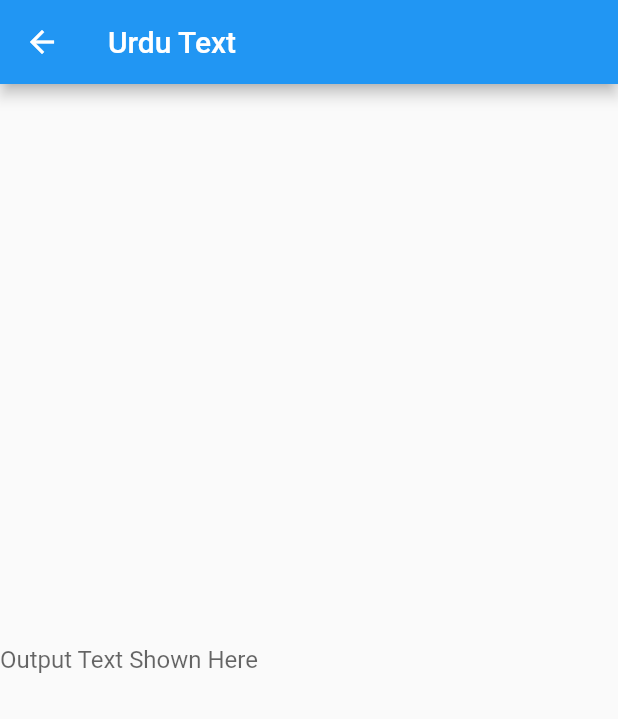
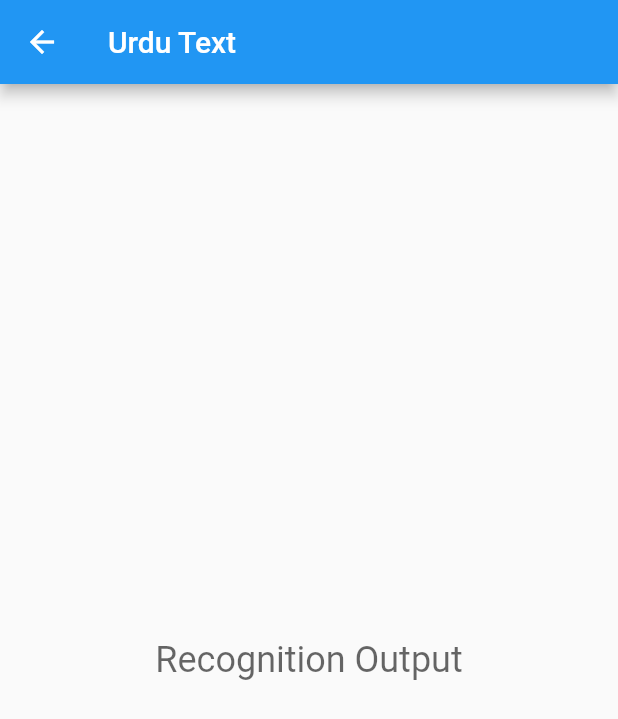
Before and after one commit to mshaharyar17/UrduLens, a Flutter app: the Output screen opened by its route, on a phone screen of 412 x 824 dp. Shown: the top 719 px of the screen. Run offline on Flutter 3.47's test engine with Material 2 defaults, Android fonts, the phone set to English and light mode, and no system bars; our stand-ins replace dio, image_cropper, image_picker.

```diff
--- a/lib/output.dart
+++ b/lib/output.dart
@@ -11,8 +11,12 @@ class Output extends StatelessWidget {
         ),
         body: Center(
             child: TextFormField(
+          textAlign: TextAlign.center,
+          maxLines: null,
+          initialValue: ModalRoute.of(context).settings.arguments,
+          style: TextStyle(fontSize: 24),
           decoration: InputDecoration(
-              border: InputBorder.none, hintText: 'Output Text Shown Here'),
+              border: InputBorder.none, hintText: "Recognition Output"),
         )));
   }
 }
--- a/pubspec.yaml
+++ b/pubspec.yaml
@@ -25,7 +25,8 @@ dependencies:
   cupertino_icons: ^0.1.2
   image_picker: ^0.6.0+10
   image_cropper: ^1.4.0
-  flutter_image_compress: ^0.7.0
+  flutter_image_compress: ^0.6.0
+  dio: ^3.0.10
 
 dev_dependencies:
   flutter_test:
```
Also changed, not shown: lib/home_page.dart (+18 -10 lines), pubspec.lock, 2 other files.
